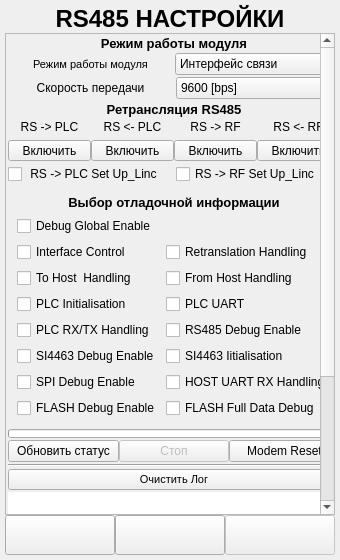
This is ANDROID_FORMS/rs_settings_form.ui in DavidSiegman/PLC_RF_Configurator as Qt 5 draws it before an edit. The edited form follows.
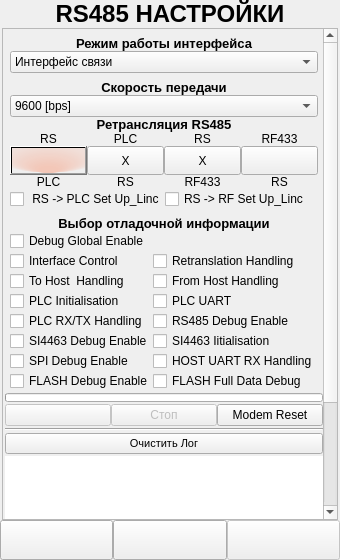
This is the edited form. Icons and pictures are not drawn.

```diff
--- a/ANDROID_FORMS/rs_settings_form.ui
+++ b/ANDROID_FORMS/rs_settings_form.ui
@@ -13,21 +13,21 @@
   <property name="windowTitle">
    <string>Form</string>
   </property>
-  <layout class="QVBoxLayout" name="verticalLayout_3">
+  <layout class="QVBoxLayout" name="verticalLayout_9">
    <property name="spacing">
     <number>0</number>
    </property>
    <property name="leftMargin">
-    <number>5</number>
+    <number>0</number>
    </property>
    <property name="topMargin">
-    <number>5</number>
+    <number>0</number>
    </property>
    <property name="rightMargin">
-    <number>5</number>
+    <number>0</number>
    </property>
    <property name="bottomMargin">
-    <number>5</number>
+    <number>0</number>
    </property>
    <item>
     <widget class="QLabel" name="label_1">
@@ -60,6 +60,27 @@
     </widget>
    </item>
    <item>
+    <widget class="QWidget" name="Main_Widget" native="true">
+     <property name="styleSheet">
+      <string notr="true"/>
+     </property>
+     <layout class="QVBoxLayout" name="verticalLayout_6">
+      <property name="spacing">
+       <number>0</number>
+      </property>
+      <property name="leftMargin">
+       <number>2</number>
+      </property>
+      <property name="topMargin">
+       <number>0</number>
+      </property>
+      <property name="rightMargin">
+       <number>2</number>
+      </property>
+      <property name="bottomMargin">
+       <number>0</number>
+      </property>
+      <item>
     <widget class="QScrollArea" name="scrollArea">
      <property name="horizontalScrollBarPolicy">
       <enum>Qt::ScrollBarAlwaysOff</enum>
@@ -72,8 +93,8 @@
        <rect>
         <x>0</x>
         <y>0</y>
-        <width>311</width>
-        <height>650</height>
+           <width>317</width>
+           <height>660</height>
        </rect>
       </property>
       <layout class="QVBoxLayout" name="verticalLayout_2">
@@ -93,7 +114,25 @@
         <number>2</number>
        </property>
        <item>
-        <widget class="QLabel" name="label_14">
+           <widget class="QWidget" name="RS_Mode_Widget" native="true">
+            <layout class="QVBoxLayout" name="verticalLayout_3">
+             <property name="spacing">
+              <number>0</number>
+             </property>
+             <property name="leftMargin">
+              <number>5</number>
+             </property>
+             <property name="topMargin">
+              <number>5</number>
+             </property>
+             <property name="rightMargin">
+              <number>5</number>
+             </property>
+             <property name="bottomMargin">
+              <number>0</number>
+             </property>
+             <item>
+              <widget class="QLabel" name="label_2">
          <property name="sizePolicy">
           <sizepolicy hsizetype="Expanding" vsizetype="Minimum">
            <horstretch>0</horstretch>
@@ -109,7 +148,7 @@
           </font>
          </property>
          <property name="text">
-          <string>Режим работы модуля</string>
+                <string>Режим работы интерфейса</string>
          </property>
          <property name="alignment">
           <set>Qt::AlignCenter</set>
@@ -117,33 +156,7 @@
         </widget>
        </item>
        <item>
-        <layout class="QGridLayout" name="gridLayout">
-         <item row="0" column="0">
-          <widget class="QLabel" name="label_15">
-           <property name="sizePolicy">
-            <sizepolicy hsizetype="Expanding" vsizetype="Minimum">
-             <horstretch>0</horstretch>
-             <verstretch>0</verstretch>
-            </sizepolicy>
-           </property>
-           <property name="font">
-            <font>
-             <family>Microsoft YaHei UI</family>
-             <pointsize>8</pointsize>
-             <weight>50</weight>
-             <bold>false</bold>
-            </font>
-           </property>
-           <property name="text">
-            <string>Режим работы модуля</string>
-           </property>
-           <property name="alignment">
-            <set>Qt::AlignCenter</set>
-           </property>
-          </widget>
-         </item>
-         <item row="0" column="1">
-          <widget class="QComboBox" name="comboBox">
+              <widget class="QComboBox" name="RS_Mode">
            <property name="sizePolicy">
             <sizepolicy hsizetype="Expanding" vsizetype="Minimum">
              <horstretch>0</horstretch>
@@ -168,29 +181,28 @@
           </widget>
          </item>
         </layout>
+           </widget>
        </item>
        <item>
         <widget class="QWidget" name="RS_Settings_Widget" native="true">
          <layout class="QVBoxLayout" name="verticalLayout_8">
           <property name="spacing">
-           <number>3</number>
+              <number>0</number>
           </property>
           <property name="leftMargin">
-           <number>0</number>
+              <number>5</number>
           </property>
           <property name="topMargin">
-           <number>0</number>
+              <number>5</number>
           </property>
           <property name="rightMargin">
-           <number>0</number>
+              <number>5</number>
           </property>
           <property name="bottomMargin">
            <number>0</number>
           </property>
           <item>
-           <layout class="QGridLayout" name="gridLayout_4">
-            <item row="0" column="0">
-             <widget class="QLabel" name="label_10">
+              <widget class="QLabel" name="label_3">
               <property name="sizePolicy">
                <sizepolicy hsizetype="Expanding" vsizetype="Minimum">
                 <horstretch>0</horstretch>
@@ -200,6 +212,9 @@
               <property name="font">
                <font>
                 <family>Microsoft YaHei UI</family>
+                 <pointsize>10</pointsize>
+                 <weight>75</weight>
+                 <bold>true</bold>
                </font>
               </property>
               <property name="text">
@@ -210,8 +225,8 @@
               </property>
              </widget>
             </item>
-            <item row="0" column="1">
-             <widget class="QComboBox" name="comboBox_2">
+             <item>
+              <widget class="QComboBox" name="RS_Speed">
               <property name="sizePolicy">
                <sizepolicy hsizetype="Expanding" vsizetype="Minimum">
                 <horstretch>0</horstretch>
@@ -278,8 +293,6 @@
               </item>
              </widget>
             </item>
-           </layout>
-          </item>
           <item>
            <widget class="QLabel" name="label_21">
             <property name="sizePolicy">
@@ -305,15 +318,12 @@
            </widget>
           </item>
           <item>
-           <layout class="QGridLayout" name="gridLayout_2">
-            <property name="horizontalSpacing">
+              <layout class="QGridLayout" name="gridLayout_6">
+               <property name="spacing">
              <number>0</number>
             </property>
-            <property name="verticalSpacing">
-             <number>6</number>
-            </property>
-            <item row="0" column="2">
-             <widget class="QLabel" name="label_7">
+               <item row="3" column="0">
+                <widget class="QLabel" name="label_9">
               <property name="sizePolicy">
                <sizepolicy hsizetype="Expanding" vsizetype="Minimum">
                 <horstretch>0</horstretch>
@@ -326,7 +336,7 @@
                </font>
               </property>
               <property name="text">
-               <string>RS -&gt; RF</string>
+                  <string>PLC</string>
               </property>
               <property name="alignment">
                <set>Qt::AlignCenter</set>
@@ -334,7 +344,7 @@
              </widget>
             </item>
             <item row="0" column="1">
-             <widget class="QLabel" name="label_8">
+                <widget class="QLabel" name="label_6">
               <property name="sizePolicy">
                <sizepolicy hsizetype="Expanding" vsizetype="Minimum">
                 <horstretch>0</horstretch>
@@ -347,14 +357,223 @@
                </font>
               </property>
               <property name="text">
-               <string>RS &lt;- PLC</string>
+                  <string>PLC</string>
               </property>
               <property name="alignment">
                <set>Qt::AlignCenter</set>
               </property>
              </widget>
             </item>
+               <item row="2" column="0">
+                <widget class="QToolButton" name="btnRSToPLCRet">
+                 <property name="sizePolicy">
+                  <sizepolicy hsizetype="Expanding" vsizetype="Minimum">
+                   <horstretch>0</horstretch>
+                   <verstretch>0</verstretch>
+                  </sizepolicy>
+                 </property>
+                 <property name="font">
+                  <font>
+                   <family>Microsoft YaHei UI</family>
+                  </font>
+                 </property>
+                 <property name="styleSheet">
+                  <string notr="true">background-color: qradialgradient(spread:pad, cx:0.503114, cy:0.168, radius:0.824, fx:0.497929, fy:0.99116, stop:0.153257 rgba(255, 65, 0, 59), stop:1 rgba(0, 0, 0, 0));</string>
+                 </property>
+                 <property name="text">
+                  <string/>
+                 </property>
+                 <property name="icon">
+                  <iconset resource="../RESOURCES/images.qrc">
+                   <normaloff>:/images/icons/images/down_red.png</normaloff>
+                   <normalon>:/images/icons/images/down_green.png</normalon>:/images/icons/images/down_red.png</iconset>
+                 </property>
+                 <property name="iconSize">
+                  <size>
+                   <width>20</width>
+                   <height>20</height>
+                  </size>
+                 </property>
+                 <property name="checkable">
+                  <bool>true</bool>
+                 </property>
+                 <property name="checked">
+                  <bool>false</bool>
+                 </property>
+                </widget>
+               </item>
+               <item row="0" column="0">
+                <widget class="QLabel" name="label_5">
+                 <property name="sizePolicy">
+                  <sizepolicy hsizetype="Expanding" vsizetype="Minimum">
+                   <horstretch>0</horstretch>
+                   <verstretch>0</verstretch>
+                  </sizepolicy>
+                 </property>
+                 <property name="font">
+                  <font>
+                   <family>Microsoft YaHei UI</family>
+                  </font>
+                 </property>
+                 <property name="text">
+                  <string>RS</string>
+                 </property>
+                 <property name="alignment">
+                  <set>Qt::AlignCenter</set>
+                 </property>
+                </widget>
+               </item>
+               <item row="2" column="3">
+                <widget class="QToolButton" name="btnRFToRSRet">
+                 <property name="sizePolicy">
+                  <sizepolicy hsizetype="Expanding" vsizetype="Minimum">
+                   <horstretch>0</horstretch>
+                   <verstretch>0</verstretch>
+                  </sizepolicy>
+                 </property>
+                 <property name="font">
+                  <font>
+                   <family>Microsoft YaHei UI</family>
+                  </font>
+                 </property>
+                 <property name="text">
+                  <string/>
+                 </property>
+                 <property name="icon">
+                  <iconset resource="../RESOURCES/images.qrc">
+                   <normaloff>:/images/icons/images/down_red.png</normaloff>
+                   <normalon>:/images/icons/images/down_green.png</normalon>:/images/icons/images/down_red.png</iconset>
+                 </property>
+                 <property name="iconSize">
+                  <size>
+                   <width>20</width>
+                   <height>20</height>
+                  </size>
+                 </property>
+                 <property name="checkable">
+                  <bool>true</bool>
+                 </property>
+                 <property name="checked">
+                  <bool>false</bool>
+                 </property>
+                </widget>
+               </item>
+               <item row="3" column="1">
+                <widget class="QLabel" name="label_10">
+                 <property name="sizePolicy">
+                  <sizepolicy hsizetype="Expanding" vsizetype="Minimum">
+                   <horstretch>0</horstretch>
+                   <verstretch>0</verstretch>
+                  </sizepolicy>
+                 </property>
+                 <property name="font">
+                  <font>
+                   <family>Microsoft YaHei UI</family>
+                  </font>
+                 </property>
+                 <property name="text">
+                  <string>RS</string>
+                 </property>
+                 <property name="alignment">
+                  <set>Qt::AlignCenter</set>
+                 </property>
+                </widget>
+               </item>
+               <item row="2" column="1">
+                <widget class="QToolButton" name="btnPLCToRSRet">
+                 <property name="enabled">
+                  <bool>true</bool>
+                 </property>
+                 <property name="sizePolicy">
+                  <sizepolicy hsizetype="Expanding" vsizetype="Minimum">
+                   <horstretch>0</horstretch>
+                   <verstretch>0</verstretch>
+                  </sizepolicy>
+                 </property>
+                 <property name="font">
+                  <font>
+                   <family>Microsoft YaHei UI</family>
+                  </font>
+                 </property>
+                 <property name="text">
+                  <string>Х</string>
+                 </property>
+                 <property name="icon">
+                  <iconset resource="../RESOURCES/images.qrc">
+                   <normaloff>:/images/icons/images/down_red.png</normaloff>
+                   <normalon>:/images/icons/images/down_green.png</normalon>:/images/icons/images/down_red.png</iconset>
+                 </property>
+                 <property name="iconSize">
+                  <size>
+                   <width>20</width>
+                   <height>20</height>
+                  </size>
+                 </property>
+                 <property name="checkable">
+                  <bool>true</bool>
+                 </property>
+                 <property name="checked">
+                  <bool>false</bool>
+                 </property>
+                </widget>
+               </item>
+               <item row="2" column="2">
+                <widget class="QToolButton" name="btnRSToRFRet">
+                 <property name="sizePolicy">
+                  <sizepolicy hsizetype="Expanding" vsizetype="Minimum">
+                   <horstretch>0</horstretch>
+                   <verstretch>0</verstretch>
+                  </sizepolicy>
+                 </property>
+                 <property name="font">
+                  <font>
+                   <family>Microsoft YaHei UI</family>
+                  </font>
+                 </property>
+                 <property name="text">
+                  <string>Х</string>
+                 </property>
+                 <property name="icon">
+                  <iconset resource="../RESOURCES/images.qrc">
+                   <normaloff>:/images/icons/images/down_red.png</normaloff>
+                   <normalon>:/images/icons/images/down_green.png</normalon>:/images/icons/images/down_red.png</iconset>
+                 </property>
+                 <property name="iconSize">
+                  <size>
+                   <width>20</width>
+                   <height>20</height>
+                  </size>
+                 </property>
+                 <property name="checkable">
+                  <bool>true</bool>
+                 </property>
+                 <property name="checked">
+                  <bool>false</bool>
+                 </property>
+                </widget>
+               </item>
             <item row="0" column="3">
+                <widget class="QLabel" name="label_8">
+                 <property name="sizePolicy">
+                  <sizepolicy hsizetype="Expanding" vsizetype="Minimum">
+                   <horstretch>0</horstretch>
+                   <verstretch>0</verstretch>
+                  </sizepolicy>
+                 </property>
+                 <property name="font">
+                  <font>
+                   <family>Microsoft YaHei UI</family>
+                  </font>
+                 </property>
+                 <property name="text">
+                  <string>RF433</string>
+                 </property>
+                 <property name="alignment">
+                  <set>Qt::AlignCenter</set>
+                 </property>
+                </widget>
+               </item>
+               <item row="3" column="3">
              <widget class="QLabel" name="label_12">
               <property name="sizePolicy">
                <sizepolicy hsizetype="Expanding" vsizetype="Minimum">
@@ -368,15 +587,15 @@
                </font>
               </property>
               <property name="text">
-               <string>RS &lt;- RF</string>
+                  <string>RS</string>
               </property>
               <property name="alignment">
                <set>Qt::AlignCenter</set>
               </property>
              </widget>
             </item>
-            <item row="1" column="3">
-             <widget class="QToolButton" name="btnRSEnable_4">
+               <item row="3" column="2">
+                <widget class="QLabel" name="label_11">
               <property name="sizePolicy">
                <sizepolicy hsizetype="Expanding" vsizetype="Minimum">
                 <horstretch>0</horstretch>
@@ -389,18 +608,15 @@
                </font>
               </property>
               <property name="text">
-               <string>Включить</string>
-              </property>
-              <property name="checkable">
-               <bool>true</bool>
-              </property>
-              <property name="checked">
-               <bool>false</bool>
-              </property>
-             </widget>
-            </item>
-            <item row="1" column="1">
-             <widget class="QToolButton" name="btnRFEnable_2">
+                  <string>RF433</string>
+                 </property>
+                 <property name="alignment">
+                  <set>Qt::AlignCenter</set>
+                 </property>
+                </widget>
+               </item>
+               <item row="0" column="2">
+                <widget class="QLabel" name="label_7">
               <property name="sizePolicy">
                <sizepolicy hsizetype="Expanding" vsizetype="Minimum">
                 <horstretch>0</horstretch>
@@ -413,79 +629,7 @@
                </font>
               </property>
               <property name="text">
-               <string>Включить</string>
-              </property>
-              <property name="checkable">
-               <bool>true</bool>
-              </property>
-              <property name="checked">
-               <bool>false</bool>
-              </property>
-             </widget>
-            </item>
-            <item row="1" column="2">
-             <widget class="QToolButton" name="btnRSEnable_2">
-              <property name="sizePolicy">
-               <sizepolicy hsizetype="Expanding" vsizetype="Minimum">
-                <horstretch>0</horstretch>
-                <verstretch>0</verstretch>
-               </sizepolicy>
-              </property>
-              <property name="font">
-               <font>
-                <family>Microsoft YaHei UI</family>
-               </font>
-              </property>
-              <property name="text">
-               <string>Включить</string>
-              </property>
-              <property name="checkable">
-               <bool>true</bool>
-              </property>
-              <property name="checked">
-               <bool>false</bool>
-              </property>
-             </widget>
-            </item>
-            <item row="1" column="0">
-             <widget class="QToolButton" name="btnPLCEnable_2">
-              <property name="sizePolicy">
-               <sizepolicy hsizetype="Expanding" vsizetype="Minimum">
-                <horstretch>0</horstretch>
-                <verstretch>0</verstretch>
-               </sizepolicy>
-              </property>
-              <property name="font">
-               <font>
-                <family>Microsoft YaHei UI</family>
-               </font>
-              </property>
-              <property name="text">
-               <string>Включить</string>
-              </property>
-              <property name="checkable">
-               <bool>true</bool>
-              </property>
-              <property name="checked">
-               <bool>false</bool>
-              </property>
-             </widget>
-            </item>
-            <item row="0" column="0">
-             <widget class="QLabel" name="label_6">
-              <property name="sizePolicy">
-               <sizepolicy hsizetype="Expanding" vsizetype="Minimum">
-                <horstretch>0</horstretch>
-                <verstretch>0</verstretch>
-               </sizepolicy>
-              </property>
-              <property name="font">
-               <font>
-                <family>Microsoft YaHei UI</family>
-               </font>
-              </property>
-              <property name="text">
-               <string>RS -&gt; PLC</string>
+                  <string>RS</string>
               </property>
               <property name="alignment">
                <set>Qt::AlignCenter</set>
@@ -544,6 +688,21 @@
        <item>
         <widget class="QWidget" name="RS_Debug_Widget" native="true">
          <layout class="QVBoxLayout" name="verticalLayout">
+             <property name="spacing">
+              <number>0</number>
+             </property>
+             <property name="leftMargin">
+              <number>5</number>
+             </property>
+             <property name="topMargin">
+              <number>5</number>
+             </property>
+             <property name="rightMargin">
+              <number>5</number>
+             </property>
+             <property name="bottomMargin">
+              <number>0</number>
+             </property>
           <item>
            <widget class="QLabel" name="label_22">
             <property name="sizePolicy">
@@ -712,6 +871,9 @@
          </property>
          <item>
           <widget class="QPushButton" name="Read">
+              <property name="enabled">
+               <bool>false</bool>
+              </property>
            <property name="sizePolicy">
             <sizepolicy hsizetype="Expanding" vsizetype="Minimum">
              <horstretch>0</horstretch>
@@ -736,7 +898,7 @@
             </font>
            </property>
            <property name="text">
-            <string>Обновить статус</string>
+               <string/>
            </property>
           </widget>
          </item>
@@ -887,6 +1049,9 @@
      </widget>
     </widget>
    </item>
+     </layout>
+    </widget>
+   </item>
    <item>
     <widget class="QWidget" name="DownPanel_Widget" native="true">
      <property name="styleSheet">
@@ -981,6 +1146,27 @@
          </widget>
         </item>
         <item>
+         <widget class="QWidget" name="Next_Widget" native="true">
+          <property name="enabled">
+           <bool>false</bool>
+          </property>
+          <layout class="QVBoxLayout" name="verticalLayout_7">
+           <property name="spacing">
+            <number>0</number>
+           </property>
+           <property name="leftMargin">
+            <number>0</number>
+           </property>
+           <property name="topMargin">
+            <number>0</number>
+           </property>
+           <property name="rightMargin">
+            <number>0</number>
+           </property>
+           <property name="bottomMargin">
+            <number>0</number>
+           </property>
+           <item>
          <widget class="QPushButton" name="Next">
           <property name="enabled">
            <bool>false</bool>
@@ -1010,6 +1196,9 @@
             <height>30</height>
            </size>
           </property>
+            </widget>
+           </item>
+          </layout>
          </widget>
         </item>
        </layout>
```
Left out of the diff: 38 changed lines with no effect on the pictures. Lines whose indentation alone changed are shown as unchanged.
